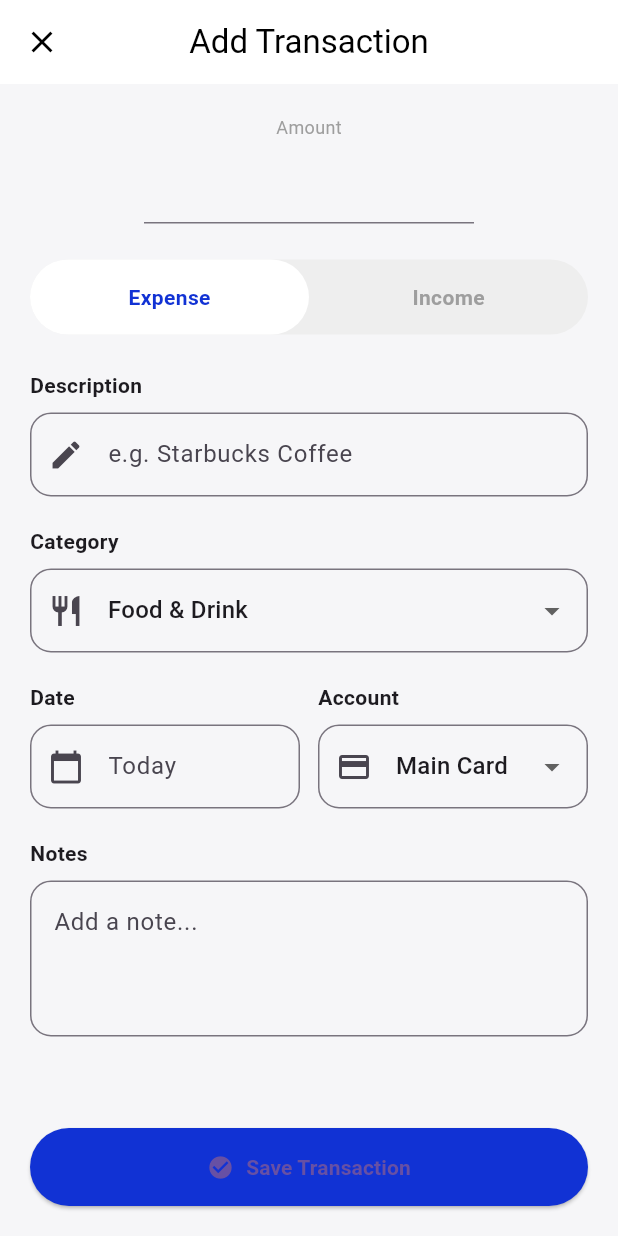
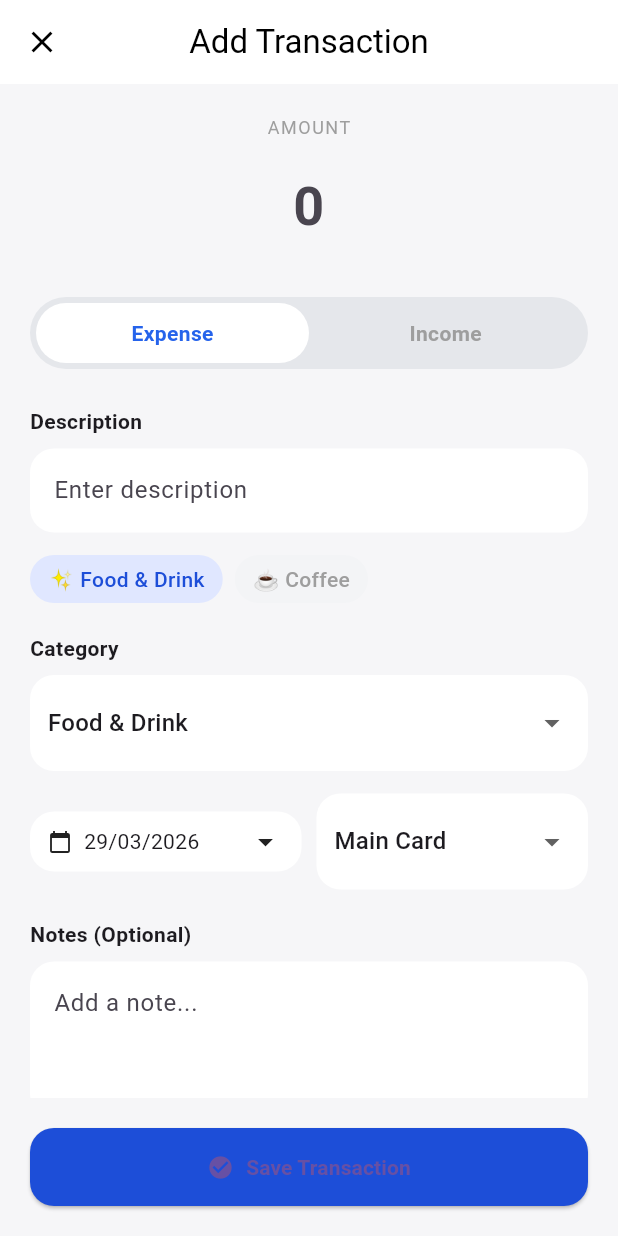
Before and after one commit to Pthieuu/project-base, a Flutter app: the AddTransactionScreen screen opened directly, on a phone screen of 412 x 824 dp. Run offline on Flutter 3.47's test engine with Material 3 defaults, Android fonts, the phone set to English and light mode, and no system bars; accounts and stored records are empty.

Commit message:
fix UI addTransactions Screen

```diff
--- a/project_base/lib/screens/addtransaction_screen.dart
+++ b/project_base/lib/screens/addtransaction_screen.dart
@@ -12,7 +12,22 @@ class AddTransactionScreen extends StatefulWidget {
 class _AddTransactionScreenState extends State<AddTransactionScreen> {
 
   bool isExpense = true;
-  final NumberFormat currencyFormat = NumberFormat.currency(locale: 'vi_VN', symbol: '₫', decimalDigits: 0);
+  DateTime selected_date = DateTime.now();
+
+  Future<void> pickDate() async {
+    final picked = await showDatePicker(
+      context: context,
+      initialDate: selected_date,
+      firstDate: DateTime(2020),
+      lastDate: DateTime(2100),
+    );
+
+    if (picked != null) {
+      setState(() {
+        selected_date = picked;
+      });
+    }
+  }
 
   final description_controller = TextEditingController();
   final notes_controller = TextEditingController();
@@ -45,41 +60,45 @@ class _AddTransactionScreenState extends State<AddTransactionScreen> {
 
           Expanded(
             child: SingleChildScrollView(
-              padding: const EdgeInsets.symmetric(horizontal: 20),
+              padding: const EdgeInsets.all(20),
               child: Column(
                 crossAxisAlignment: CrossAxisAlignment.start,
                 children: [
 
-                  const SizedBox(height: 20),
-
-                  /// AMOUNT INPUT
+                  /// 💰 AMOUNT
                   Center(
                     child: Column(
                       children: [
 
                         const Text(
-                          "Amount",
+                          "AMOUNT",
                           style: TextStyle(
                             color: Colors.grey,
+                            letterSpacing: 1,
                             fontSize: 12,
                           ),
                         ),
 
-                        const SizedBox(height: 8),
+                        const SizedBox(height: 10),
 
-                        SizedBox(
-                          width: 220,
-                          child: TextField(
+                        TextField(
                           controller: amount_controller,
                           keyboardType: TextInputType.number,
+                          textAlign: TextAlign.center,
+                          style: const TextStyle(
+                            fontSize: 36,
+                            fontWeight: FontWeight.bold,
+                          ),
+                          decoration: const InputDecoration(
+                            border: InputBorder.none,
+                            hintText: "0",
+                          ),
                           onChanged: (value) {
-
                             String numbers = value.replaceAll(RegExp(r'[^0-9]'), '');
-
                             if(numbers.isEmpty) return;
 
-                              final formatted =
-                                  NumberFormat.decimalPattern('vi').format(int.parse(numbers));
+                            final formatted = NumberFormat.decimalPattern('vi')
+                                .format(int.parse(numbers));
 
                             amount_controller.value = TextEditingValue(
                               text: formatted,
@@ -87,31 +106,28 @@ class _AddTransactionScreenState extends State<AddTransactionScreen> {
                             );
                           },
                         ),
-                        ),
                       ],
                     ),
                   ),
 
-                  const SizedBox(height: 24),
+                  const SizedBox(height: 25),
 
-                  /// EXPENSE / INCOME TOGGLE
                   Container(
-                    height: 50,
+                    padding: const EdgeInsets.all(4),
                     decoration: BoxDecoration(
-                      color: Colors.grey.shade200,
+                      color: const Color(0xFFE5E7EB),
                       borderRadius: BorderRadius.circular(30),
                     ),
                     child: Row(
                       children: [
 
+                        /// EXPENSE
                         Expanded(
                           child: GestureDetector(
-                            onTap: () {
-                              setState(() {
-                                isExpense = true;
-                              });
-                            },
-                            child: Container(
+                            onTap: () => setState(() => isExpense = true),
+                            child: AnimatedContainer(
+                              duration: const Duration(milliseconds: 200),
+                              padding: const EdgeInsets.symmetric(vertical: 10),
                               decoration: BoxDecoration(
                                 color: isExpense ? Colors.white : Colors.transparent,
                                 borderRadius: BorderRadius.circular(30),
@@ -120,30 +136,35 @@ class _AddTransactionScreenState extends State<AddTransactionScreen> {
                               child: Text(
                                 "Expense",
                                 style: TextStyle(
-                                  color: Color(0xFF1132D4),
                                   fontWeight: FontWeight.bold,
+                                  color: isExpense
+                                      ? const Color(0xFF2563EB)
+                                      : Colors.grey,
                                 ),
                               ),
                             ),
                           ),
                         ),
 
+                        /// INCOME
                         Expanded(
                           child: GestureDetector(
-                            onTap: () {
-                              setState(() {
-                                isExpense = false;
-                              });
-                            },
-                            child: Container(
+                            onTap: () => setState(() => isExpense = false),
+                            child: AnimatedContainer(
+                              duration: const Duration(milliseconds: 200),
+                              padding: const EdgeInsets.symmetric(vertical: 10),
+                              decoration: BoxDecoration(
+                                color: !isExpense ? Colors.white : Colors.transparent,
+                                borderRadius: BorderRadius.circular(30),
+                              ),
                               alignment: Alignment.center,
                               child: Text(
                                 "Income",
                                 style: TextStyle(
+                                  fontWeight: FontWeight.bold,
                                   color: !isExpense
                                       ? Colors.green
                                       : Colors.grey,
-                                  fontWeight: FontWeight.bold,
                                 ),
                               ),
                             ),
@@ -153,137 +174,106 @@ class _AddTransactionScreenState extends State<AddTransactionScreen> {
                     ),
                   ),
 
-                  const SizedBox(height: 24),
+                  const SizedBox(height: 25),
 
                   /// DESCRIPTION
-                  const Text(
-                    "Description",
-                    style: TextStyle(fontWeight: FontWeight.bold),
-                  ),
-
+                  const Text("Description", style: TextStyle(fontWeight: FontWeight.bold)),
                   const SizedBox(height: 8),
 
                   TextField(
                     controller: description_controller,
                     decoration: InputDecoration(
-                      hintText: "e.g. Starbucks Coffee",
-                      prefixIcon: const Icon(Icons.edit),
+                      hintText: "Enter description",
+                      filled: true,
+                      fillColor: Colors.white,
                       border: OutlineInputBorder(
-                        borderRadius: BorderRadius.circular(14),
+                        borderRadius: BorderRadius.circular(16),
+                        borderSide: BorderSide.none,
                       ),
                     ),
+                  ),
+
+                  const SizedBox(height: 15),
+
+                  /// TAG
+                  Row(
+                    children: [
+                      _tag("✨ Food & Drink", true),
+                      const SizedBox(width: 8),
+                      _tag("☕ Coffee", false),
+                    ],
                   ),
 
                   const SizedBox(height: 20),
 
                   /// CATEGORY
-                  const Text(
-                    "Category",
-                    style: TextStyle(fontWeight: FontWeight.bold),
-                  ),
-
+                  const Text("Category", style: TextStyle(fontWeight: FontWeight.bold)),
                   const SizedBox(height: 8),
 
+                  _card(
                     DropdownButtonFormField(
                       value: category,
                       items: const [
                         DropdownMenuItem(value: "Food & Drink", child: Text("Food & Drink")),
                         DropdownMenuItem(value: "Shopping", child: Text("Shopping")),
                         DropdownMenuItem(value: "Transport", child: Text("Transport")),
-                      DropdownMenuItem(value: "Entertainment", child: Text("Entertainment")),
                       ],
-                    onChanged: (value) {
-                      setState(() {
-                        category = value!;
-                      });
-                    },
-                    decoration: InputDecoration(
-                      prefixIcon: const Icon(Icons.restaurant),
-                      border: OutlineInputBorder(
-                        borderRadius: BorderRadius.circular(14),
+                      onChanged: (v) => setState(() => category = v!),
+                      decoration: const InputDecoration(border: InputBorder.none),
+                    ),
+                  ),
+
+                  const SizedBox(height: 15),
+
+                  /// DATE + ACCOUNT
+                  Row(
+                    children: [
+
+                      Expanded(
+                        child: GestureDetector(
+                          onTap: pickDate,
+                          child: _card(
+                            Row(
+                              mainAxisAlignment: MainAxisAlignment.spaceBetween,
+                              children: [
+                                Row(
+                                  children: [
+                                    const Icon(Icons.calendar_today, size: 16),
+                                    const SizedBox(width: 8),
+                                    Text(
+                                      DateFormat('dd/MM/yyyy').format(selected_date),
+                                    ),
+                                  ],
+                                ),
+                                const Icon(Icons.arrow_drop_down)
+                              ],
+                            ),
                           ),
                         ),
                       ),
 
-                  const SizedBox(height: 20),
+                      const SizedBox(width: 10, height: 20),
 
-                  Row(
-                    children: [
-
-                      /// DATE
                       Expanded(
-                        child: Column(
-                          crossAxisAlignment: CrossAxisAlignment.start,
-                          children: [
-
-                            const Text(
-                              "Date",
-                              style: TextStyle(fontWeight: FontWeight.bold),
-                            ),
-
-                            const SizedBox(height: 8),
-
-                            TextField(
-                              decoration: InputDecoration(
-                                prefixIcon: const Icon(Icons.calendar_today),
-                                hintText: "Today",
-                                border: OutlineInputBorder(
-                                  borderRadius: BorderRadius.circular(14),
-                                ),
-                              ),
-                            )
-                          ],
-                        ),
-                      ),
-
-                      const SizedBox(width: 12),
-
-                      /// ACCOUNT
-                      Expanded(
-                        child: Column(
-                          crossAxisAlignment: CrossAxisAlignment.start,
-                          children: [
-
-                            const Text(
-                              "Account",
-                              style: TextStyle(fontWeight: FontWeight.bold),
-                            ),
-
-                            const SizedBox(height: 8),
-
+                        child: _card(
                           DropdownButtonFormField(
                             value: account,
                             items: const [
                               DropdownMenuItem(value: "Main Card", child: Text("Main Card")),
-                                DropdownMenuItem(value: "Savings", child: Text("Savings")),
                               DropdownMenuItem(value: "Cash", child: Text("Cash")),
                             ],
-                              onChanged: (value) {
-                                setState(() {
-                                  account = value!;
-                                });
-                              },
-                              decoration: InputDecoration(
-                                prefixIcon: const Icon(Icons.credit_card),
-                                border: OutlineInputBorder(
-                                  borderRadius: BorderRadius.circular(14),
+                            onChanged: (v) => setState(() => account = v!),
+                            decoration: const InputDecoration(border: InputBorder.none),
                           ),
                         ),
                       ),
-                          ],
-                        ),
-                      )
                     ],
                   ),
 
                   const SizedBox(height: 20),
 
                   /// NOTES
-                  const Text(
-                    "Notes",
-                    style: TextStyle(fontWeight: FontWeight.bold),
-                  ),
-
+                  const Text("Notes (Optional)", style: TextStyle(fontWeight: FontWeight.bold)),
                   const SizedBox(height: 8),
 
                   TextField(
@@ -291,8 +281,11 @@ class _AddTransactionScreenState extends State<AddTransactionScreen> {
                     maxLines: 3,
                     decoration: InputDecoration(
                       hintText: "Add a note...",
+                      filled: true,
+                      fillColor: Colors.white,
                       border: OutlineInputBorder(
-                        borderRadius: BorderRadius.circular(14),
+                        borderRadius: BorderRadius.circular(16),
+                        borderSide: BorderSide.none,
                       ),
                     ),
                   ),
@@ -310,8 +303,11 @@ class _AddTransactionScreenState extends State<AddTransactionScreen> {
               width: double.infinity,
               child: ElevatedButton.icon(
                 style: ElevatedButton.styleFrom(
-                  backgroundColor: const Color(0xFF1132D4),
+                  backgroundColor: const Color(0xFF1D4ED8),
                   padding: const EdgeInsets.symmetric(vertical: 16),
+                  shape: RoundedRectangleBorder(
+                    borderRadius: BorderRadius.circular(16),
+                  ),
                 ),
                 onPressed: () async {
 
@@ -327,14 +323,11 @@ class _AddTransactionScreenState extends State<AddTransactionScreen> {
                     "date": DateTime.now().toString()
                   };
 
-                  print(data);
-
                   await ApiService().add_transaction(data);
 
                   if(context.mounted){
-                    Navigator.pop(context,true);
+                    Navigator.pop(context, true);
                   }
-
                 },
                 icon: const Icon(Icons.check_circle),
                 label: const Text(
@@ -348,4 +341,34 @@ class _AddTransactionScreenState extends State<AddTransactionScreen> {
       ),
     );
   }
+
+  /// TAG UI
+  Widget _tag(String text, bool active) {
+    return Container(
+      padding: const EdgeInsets.symmetric(horizontal: 12, vertical: 6),
+      decoration: BoxDecoration(
+        color: active ? const Color(0xFFE0E7FF) : const Color(0xFFF3F4F6),
+        borderRadius: BorderRadius.circular(20),
+      ),
+      child: Text(
+        text,
+        style: TextStyle(
+          color: active ? const Color(0xFF1D4ED8) : Colors.grey,
+          fontWeight: FontWeight.w500,
+        ),
+      ),
+    );
   }
+
+  /// CARD UI
+  Widget _card(Widget child) {
+    return Container(
+      padding: const EdgeInsets.symmetric(horizontal: 12, vertical: 8),
+      decoration: BoxDecoration(
+        color: Colors.white,
+        borderRadius: BorderRadius.circular(16),
+      ),
+      child: child,
+    );
+  }
+}
```
Lines whose indentation alone changed are shown as unchanged.
